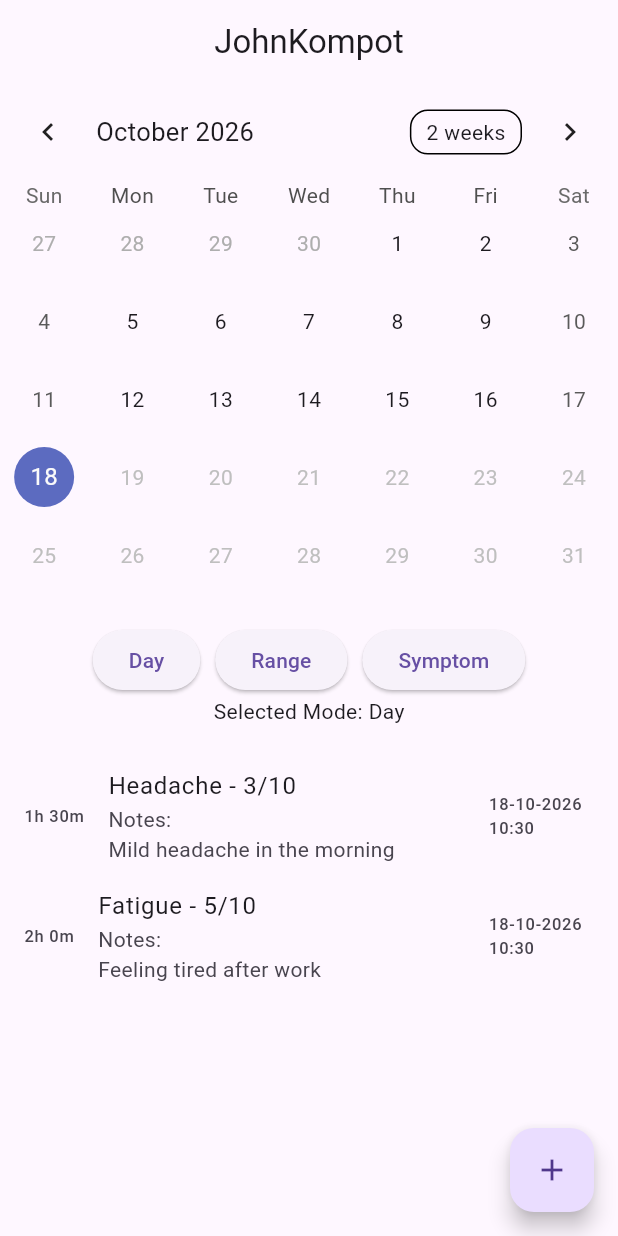
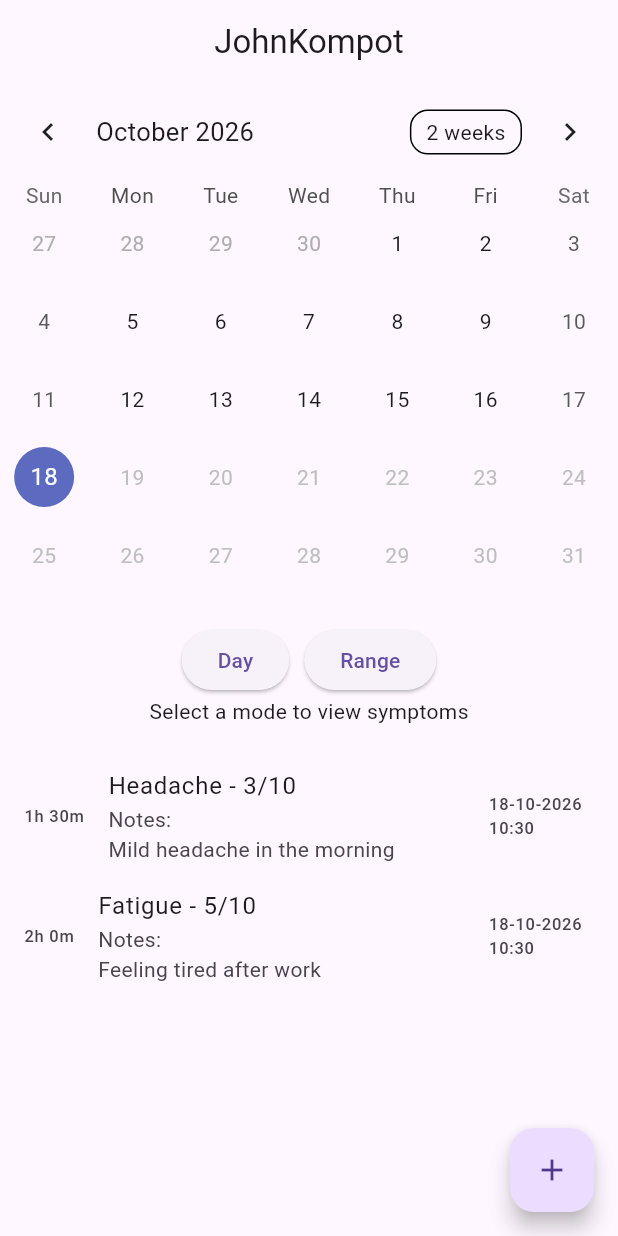
Before and after one commit to RakTotah/HealthHack48-2026, a Flutter app: the screen it shows after launch, after a tap on "Day", on a phone screen of 412 x 824 dp. Run offline on Flutter 3.47's test engine with Material 3 defaults, Android fonts, the phone set to English and light mode, and no system bars; drawn by our look-alikes of table_calendar.

Commit message:
working buttons with second row

```diff
--- a/frontend/lib/main.dart
+++ b/frontend/lib/main.dart
@@ -11,6 +11,7 @@ void main() {
       'login': (context) => const LoginPage(),
       'register': (context) => const RegisterPage(),
     },
+    debugShowCheckedModeBanner: false,
   ));
 }
 
@@ -97,22 +98,28 @@ class Calendar extends StatefulWidget {
 class _CalendarState extends State<Calendar> {
   DateTime _selectedDay = DateTime.now();
   DateTime _focusedDay = DateTime.now();
-  int _selectedMode = 0; // 0 for day, 1 for range, 2 for symptom
+  bool _symptomMode = false; // false for date range, true for symptom
   String _selectedSymptom = ""; // Name of the selected symptom
   int _selectedRange = 0; // Number of days for range selection
 
-  _setMode(int mode) {
+  _setMode(bool mode) {
     setState(() {
-      _selectedMode = mode;
+      _symptomMode = mode;
+    });
+  }
+
+  _setRange(int range) {
+    setState(() {
+      _selectedRange = range;
     });
   }
 
   List<Symptom> _getSymptoms() {
     // Backend logic to fetch symptoms for the selected day can be called here
-    switch (_selectedMode) {
-      case 0:
-        // Fetch symptoms for the selected day
-        // return symptomsForRange(_selectedDay, 0);
+    switch (_symptomMode) {
+      case false:
+        // Fetch symptoms for the selected range
+        // return symptomsForRange(_selectedDay, _selectedRange);
         Symptom exampleSymptom = (
           name: "Headache",
           note: "Mild headache in the morning",
@@ -130,10 +137,7 @@ class _CalendarState extends State<Calendar> {
           minutes: 0
         );
         return [exampleSymptom, exampleSymptom2];
-      case 1:
-        // Fetch symptoms for the selected range
-        // return symptomsForRange(_selectedDay, _selectedRange);
-      case 2:
+      case true:
         // Fetch symptoms for the selected symptom
         // return symptomsForSymptom(_selectedSymptom);
     }
@@ -169,8 +173,7 @@ class _CalendarState extends State<Calendar> {
           },
         ),
         SizedBox(height: 20),
-        ModeSelector(_setMode),
-        Text("Selected Mode: ${_selectedMode == 0 ? "Day" : _selectedMode == 1 ? "Range" : "Symptom"}"),
+        ModeSelector(_setMode, _setRange),
         SizedBox(height: 20),
         SymptomList(_getSymptoms()),
       ],
@@ -179,19 +182,22 @@ class _CalendarState extends State<Calendar> {
 }
 
 class ModeSelector extends StatelessWidget {
-  const ModeSelector(this.onModeChanged, {super.key});
+  const ModeSelector(this.onModeChanged, this.onRangeChanged, {super.key});
 
-  final Function(int) onModeChanged;
-
+  final Function(bool) onModeChanged;
+  final Function(int) onRangeChanged;
 
   @override
   Widget build(BuildContext context) {
-    return Row(
+    return Column(
+      mainAxisAlignment: MainAxisAlignment.center,
+      children: [
+        Row(
           mainAxisAlignment: MainAxisAlignment.center,
           children: [
             ElevatedButton(
               onPressed: () {
-            onModeChanged(0);
+                onModeChanged(false);
               },
               child: Text("Day"),
             ),
@@ -199,18 +205,13 @@ class ModeSelector extends StatelessWidget {
             ElevatedButton(
               onPressed: () {
                 // Set mode to range
-            onModeChanged(1);
+                onModeChanged(true);
               },
               child: Text("Range"),
             ),
-        SizedBox(width: 10),
-        ElevatedButton(
-          onPressed: () {
-            // Set mode to symptom
-            onModeChanged(2);
-          },
-          child: Text("Symptom"),
+          ],
         ),
+        Text("Select a mode to view symptoms")
       ],
     );
   }
```
Lines whose indentation alone changed are shown as unchanged.
